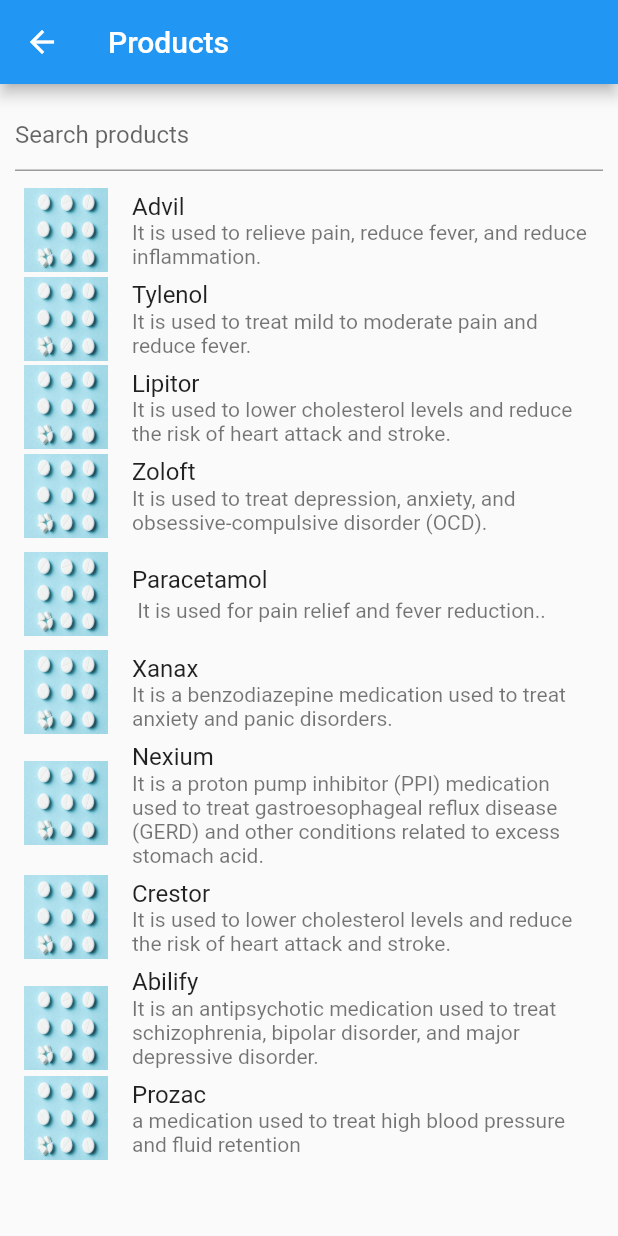
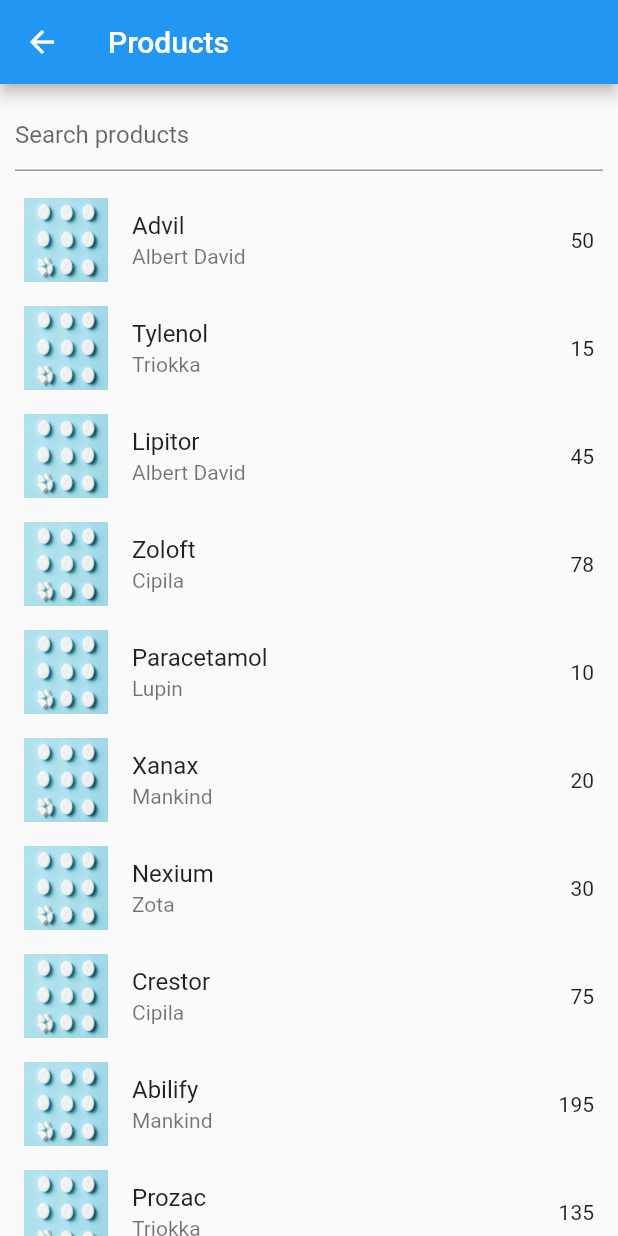
Before and after one commit to saransh484/flutter-app, a Flutter app: the screen it shows once a user with an empty profile is signed in, after a tap on "Buy", on a phone screen of 412 x 824 dp. Run offline on Flutter 3.47's test engine with Material 2 defaults, Android fonts, the phone set to English and light mode, and no system bars; our stand-ins replace firebase_auth, firebase_core, google_sign_in, hive, hive_flutter, shared_preferences; accounts and stored records are empty; network calls fail.

Commit message:
issue: Auth, modified product search page

```diff
--- a/lib/Search/search_page.dart
+++ b/lib/Search/search_page.dart
@@ -4,11 +4,12 @@ import 'package:PharMa/Search/productview.dart';
 
 class Product {
   final  name;
-  final  description;
+  final  price;
   final  imageUrl;
+  final  brand;
 
   Product(
-      {required this.name, required this.description, required this.imageUrl});
+      {required this.name, required this.price, required this.imageUrl, required this.brand});
 }
 
 class SearchPage extends StatefulWidget {
@@ -44,56 +45,66 @@ class _SearchPageState extends State<SearchPage> {
   String searchText = "";
 
   List<Product> products = [
-    // Product(name: _readItem(), description:"", imageUrl: ""),
+    // Product(name: _readItem(), price:"", imageUrl: ""),
     Product(
         name: "Advil",
-        description:
-            "It is used to relieve pain, reduce fever, and reduce inflammation.",
-        imageUrl: "https://www.mediafire.com/view/v2jv22jsthfpnua/tablet.jpg/file#"),
+        price:
+            '50',
+        imageUrl: "https://www.mediafire.com/view/v2jv22jsthfpnua/tablet.jpg/file#",
+        brand: 'Albert David',),
     Product(
         name: "Tylenol",
-        description:
-            "It is used to treat mild to moderate pain and reduce fever.",
-        imageUrl: "https://via.placeholder.com/150"),
+        price:
+            '15',
+        imageUrl: "https://via.placeholder.com/150",
+        brand: "Triokka"),
     Product(
         name: "Lipitor",
-        description:
-            "It is used to lower cholesterol levels and reduce the risk of heart attack and stroke.",
-        imageUrl: "https://via.placeholder.com/150"),
+        price:
+            '45',
+        imageUrl: "https://via.placeholder.com/150",
+        brand: "Albert David"),
     Product(
         name: "Zoloft",
-        description:
-            "It is used to treat depression, anxiety, and obsessive-compulsive disorder (OCD).",
-        imageUrl: "https://via.placeholder.com/150"),
+        price:
+            '78',
+        imageUrl: "https://via.placeholder.com/150",
+        brand: "Cipila"),
     Product(
         name: "Paracetamol",
-        description: " It is used for pain relief and fever reduction..",
-        imageUrl: "https://via.placeholder.com/150"),
+        price: '10',
+        imageUrl: "https://via.placeholder.com/150",
+        brand: "Lupin"),
     Product(
         name: "Xanax",
-        description:
-            "It is a benzodiazepine medication used to treat anxiety and panic disorders.",
-        imageUrl: "https://via.placeholder.com/150"),
+        price:
+            '20',
+        imageUrl: "https://via.placeholder.com/150",
+        brand: "Mankind"),
     Product(
         name: "Nexium",
-        description:
-            "It is a proton pump inhibitor (PPI) medication used to treat gastroesophageal reflux disease (GERD) and other conditions related to excess stomach acid.",
-        imageUrl: "https://via.placeholder.com/150"),
+        price:
+            '30',
+        imageUrl: "https://via.placeholder.com/150",
+        brand: "Zota"),
     Product(
         name: "Crestor",
-        description:
-            "It is used to lower cholesterol levels and reduce the risk of heart attack and stroke.",
-        imageUrl: "https://via.placeholder.com/150"),
+        price:
+            '75',
+        imageUrl: "https://via.placeholder.com/150",
+        brand: "Cipila"),
     Product(
         name: "Abilify",
-        description:
-            "It is an antipsychotic medication used to treat schizophrenia, bipolar disorder, and major depressive disorder.",
-        imageUrl: "https://via.placeholder.com/150"),
+        price:
+            '195',
+        imageUrl: "https://via.placeholder.com/150",
+        brand: "Mankind"),
     Product(
         name: "Prozac",
-        description:
-            "a medication used to treat high blood pressure and fluid retention",
-        imageUrl: "https://via.placeholder.com/150"),
+        price:
+            '135',
+        imageUrl: "https://via.placeholder.com/150",
+        brand: "Triokka"),
   ];
 
   List<Product> filteredProducts = [];
@@ -145,10 +156,11 @@ class _SearchPageState extends State<SearchPage> {
                 return ListTile(
                   leading: Image.asset('assets/tablet.jpg'),
                   title: Text(filteredProducts[index].name),
-                  subtitle: Text(filteredProducts[index].description),
+                  subtitle: Text(filteredProducts[index].brand),
+                  trailing: Text(filteredProducts[index].price),
                   onTap: () {
                     Navigator.of(context).push(
-                        MaterialPageRoute(builder: (context) => ProductPage(description: filteredProducts[index].description, imageUrl: '', name: filteredProducts[index].name,)));
+                        MaterialPageRoute(builder: (context) => ProductPage(description: filteredProducts[index].price, imageUrl: '', name: filteredProducts[index].name,)));
                   },
                 );
               },
--- a/lib/homepage/drawer.dart
+++ b/lib/homepage/drawer.dart
@@ -1,3 +1,4 @@
+import 'package:PharMa/login/loginscreen.dart';
 import 'package:flutter/material.dart';
 import 'package:firebase_auth/firebase_auth.dart';
 import 'package:PharMa/Search/search_page.dart';
@@ -13,7 +14,8 @@ class DrawerScreen extends StatefulWidget {
 }
 
 class _DrawerScreenState extends State<DrawerScreen> {
-  User? user = FirebaseAuth.instance.currentUser;
+  // User? user = FirebaseAuth.instance.currentUser;
+
   @override
   Widget build(BuildContext context) {
     return Drawer(
@@ -26,11 +28,11 @@ class _DrawerScreenState extends State<DrawerScreen> {
               ), //BoxDecoration
               child: UserAccountsDrawerHeader(
                 decoration: BoxDecoration(color: Colors.blueAccent),
-                accountName: Text(
-                  "${user!.displayName}",
+                accountName: Text("SARANSH BHATNAGAR",
+                  //"${user!.displayName}",
                   style: TextStyle(fontSize: 18),
                 ),
-                accountEmail: Text('${user!.email}'),
+                accountEmail: Text("saranshbai20@svvv.edu.in"),
                 currentAccountPictureSize: Size.square(50),
                 currentAccountPicture: CircleAvatar(
                   backgroundImage: AssetImage('assets/image.png'),
@@ -39,7 +41,7 @@ class _DrawerScreenState extends State<DrawerScreen> {
               ), //UserAccountDrawerHeader
             ), //DrawerHeader
             ListTile(
-              leading: const Icon(Icons.person),
+              leading: const Icon(Icons.attach_money),
               title: const Text('Revenue'),
               onTap: () {
                 Navigator.push(context, MaterialPageRoute(builder: (context)=> RevenuePage()));
@@ -71,6 +73,7 @@ class _DrawerScreenState extends State<DrawerScreen> {
               title: const Text('Logout'),
               onTap: () {
                 FirebaseAuth.instance.signOut();
+                Navigator.pop(context, MaterialPageRoute(builder: (context)=> const LogScreen()));
               },
             ),
           ],
--- a/lib/homepage/homePageNew.dart
+++ b/lib/homepage/homePageNew.dart
@@ -4,14 +4,21 @@ import 'package:PharMa/history/history.dart';
 import 'package:PharMa/homepage/drawer.dart';
 import 'package:PharMa/sell/sell_page.dart';
 import 'package:firebase_auth/firebase_auth.dart';
+import 'package:google_sign_in/google_sign_in.dart';
 
 class MyHomePage extends StatefulWidget {
+
+
+
   @override
   _MyHomePageState createState() => new _MyHomePageState();
+
+
 }
 
 class _MyHomePageState extends State<MyHomePage> {
-  User? user = FirebaseAuth.instance.currentUser;
+  // User? user = FirebaseAuth.instance.currentUser;
+  late GoogleSignInAccount user;
   @override
   Widget build(BuildContext context) {
     final _width = MediaQuery.of(context).size.width;
@@ -63,7 +70,7 @@ class _MyHomePageState extends State<MyHomePage> {
                             height: _height / 30,
                           ),
                           Text(
-                            'Hello ${user!.displayName}!',
+                            'Hello SARANSH BHATNAGAR!',
                             style: TextStyle(
                                 fontSize: 18.0,
                                 color: Colors.white,
@@ -90,9 +97,8 @@ class _MyHomePageState extends State<MyHomePage> {
                           padding: EdgeInsets.only(top: _height / 10),
                           child: Column(
                             children: <Widget>[
-                              infoChild(_width, Icons.email,
-                                  user!.email),
-                              infoChild(_width, Icons.call, user!.phoneNumber),
+                              infoChild(_width, Icons.email, 'saranshbai20@svvv.edu.in'),
+                              infoChild(_width, Icons.call, "+91-9827084169"),
                               Column(
                                 children: [
                                   InkWell(
--- a/lib/login/loginscreen.dart
+++ b/lib/login/loginscreen.dart
@@ -96,14 +96,14 @@ class _LogScreenState extends State<LogScreen> {
               ),
               const SizedBox(height: 15),
               Row(
-                children: [
-                  const Expanded(
+                children: const[
+                  Expanded(
                       child: Divider(
                     thickness: 0.7,
                     color: Colors.blueGrey,
                   )),
-                  const Text('Or Login Using'),
-                  const Expanded(
+                  Text('Or Login Using'),
+                  Expanded(
                       child: Divider(
                     thickness: 0.7,
                     color: Colors.blueGrey,
--- a/lib/login/mainpage.dart
+++ b/lib/login/mainpage.dart
@@ -1,3 +1,4 @@
+import 'package:PharMa/Search/search_page.dart';
 import 'package:firebase_auth/firebase_auth.dart';
 import 'package:flutter/material.dart';
 import 'package:google_sign_in/google_sign_in.dart';
@@ -10,8 +11,6 @@ class MainPage extends StatelessWidget {
 
   @override
   Widget build(BuildContext context) {
-
-    late GoogleSignInAccount usrObj;
 
     return Scaffold(
       body: StreamBuilder<User?>(
--- a/lib/main.dart
+++ b/lib/main.dart
@@ -1,3 +1,4 @@
+import 'package:PharMa/login/test_login.dart';
 import 'package:flutter/material.dart';
 import 'package:hive_flutter/hive_flutter.dart';
 import 'package:PharMa/login/mainpage.dart';
```
Also changed, not shown: lib/login/test_login.dart (added, +52 -0 lines).
